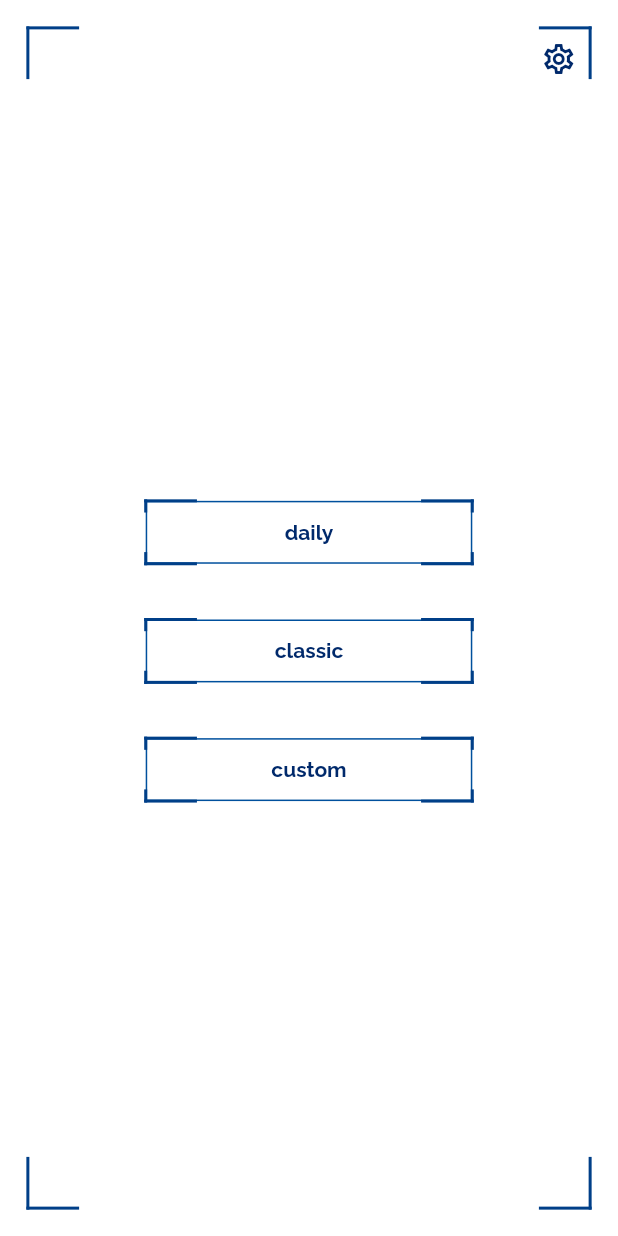
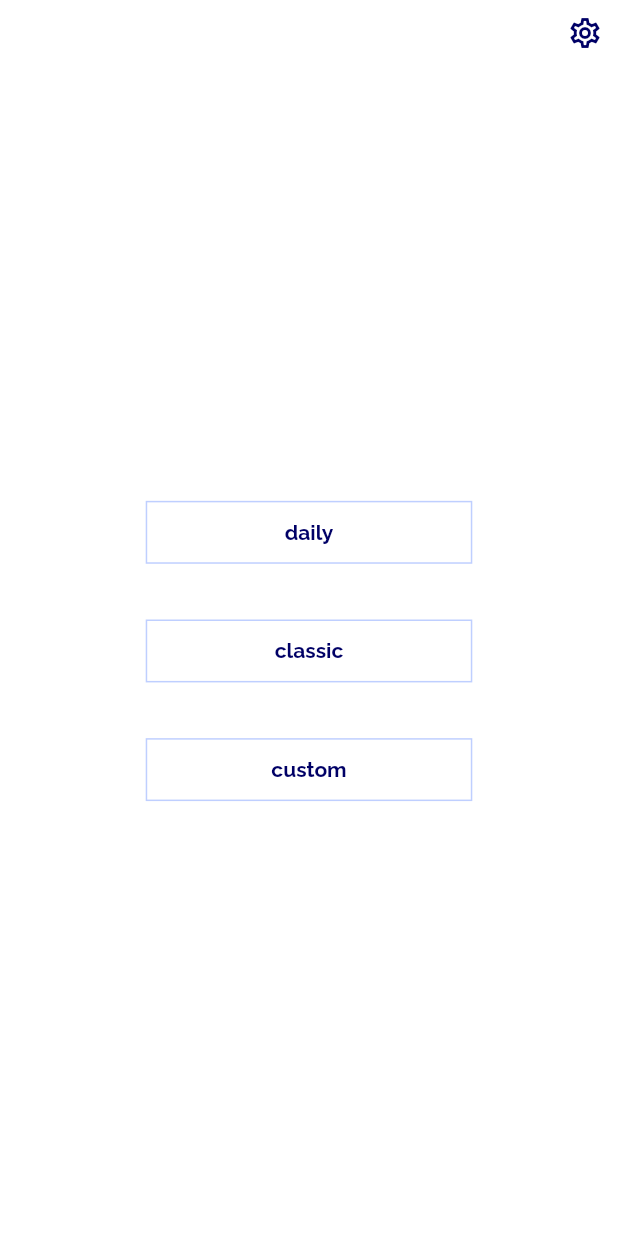
Before and after one commit to OlehRiepkin/stopat, a Flutter app: the screen it shows after launch, on a phone screen of 412 x 824 dp. Run offline on Flutter 3.47's test engine with Material 2 defaults, Android fonts, the phone set to English and light mode, and no system bars; our stand-ins replace easy_localization, flutter_riverpod, logger, shared_preferences.

Commit message:
remove frame

```diff
--- a/lib/theme/src/theme_data/theme_data.dart
+++ b/lib/theme/src/theme_data/theme_data.dart
@@ -6,26 +6,12 @@ class AllColors {
   static const white = Color(0xFFFFFFFF);
   static const black = Color(0xFF000000);
 
-  static const midnightBlue = Color(0xFF145DA0);
-  static const darkBlue = Color(0xFF0C2D48);
-  static const blue = Color(0xFF2E8BC0);
-  static const babyBlue = Color(0xFFB1D4E0);
+  static const darkPrimary = Color(0xFF00001e);
 
-  static const c0 = Color(0xFF03045E);
-  static const c1 = Color(0xFF023E8A);
-  static const c2 = Color(0xFF0077B6);
-  static const c3 = Color(0xFF0096C7);
-  static const c4 = Color(0xFF00B4D8);
-  static const c5 = Color(0xFF48CAE4);
-  static const c6 = Color(0xFF90E0EF);
-  static const c7 = Color(0xFFADE8F4);
-  static const c8 = Color(0xFFCAF0F8);
-
-  static const x0 = Color(0xFF00296B);
-  static const x1 = Color(0xFF003F88);
-  static const x2 = Color(0xFF00509D);
-  static const x3 = Color(0xFFFDC500);
-  static const x4 = Color(0xFFFFD500);
+  static const c0 = Color(0xFF000066);
+  static const c1 = Color(0xFF001247);
+  static const c2 = Color(0xFFbfcfff);
+  static const c3 = Color(0xFF809fff);
 }
 
 class AppThemeData {
@@ -33,13 +19,13 @@ class AppThemeData {
     return ThemeData.light().copyWith(
       extensions: <ThemeExtension<dynamic>>[
         const TCColors(
-          buttonText: AllColors.x0,
-          buttonBorder: AllColors.x2,
-          frame: AllColors.x1,
-          iconButton: AllColors.x0,
+          buttonText: AllColors.c0,
+          buttonBorder: AllColors.c2,
+          frame: AllColors.c1,
+          iconButton: AllColors.c0,
         ),
       ],
-      scaffoldBackgroundColor: AllColors.white,
+      scaffoldBackgroundColor: const Color(0xFFFFFFFF),
     );
   }
 
@@ -47,13 +33,13 @@ class AppThemeData {
     return ThemeData.dark().copyWith(
       extensions: <ThemeExtension<dynamic>>[
         const TCColors(
-          buttonText: AllColors.x3,
-          buttonBorder: AllColors.x1,
-          frame: AllColors.x4,
-          iconButton: AllColors.x2,
+          buttonText: AllColors.white,
+          buttonBorder: AllColors.white,
+          frame: AllColors.c3,
+          iconButton: AllColors.white,
         ),
       ],
-      scaffoldBackgroundColor: AllColors.black,
+      scaffoldBackgroundColor: AllColors.darkPrimary,
     );
   }
 }
--- a/lib/widgets/buttons/tc_button.dart
+++ b/lib/widgets/buttons/tc_button.dart
@@ -2,7 +2,6 @@ import 'package:flutter/material.dart';
 import 'package:stopat/theme/theme.dart';
 import 'package:stopat/utils/scale_helper/flutter_scale_helper.dart';
 import 'package:stopat/widgets/buttons/touchable_opacity.dart';
-import 'package:stopat/widgets/tc_frame.dart';
 
 class TCButton extends StatelessWidget {
   const TCButton({
@@ -20,6 +19,7 @@ class TCButton extends StatelessWidget {
 
   @override
   Widget build(BuildContext context) {
+    print('render button');
     final height = this.height.w(context);
     final width = this.width.w(context);
 
@@ -29,10 +29,6 @@ class TCButton extends StatelessWidget {
       child: TouchableOpacity(
         props: TouchableOpacityProps(
           onTap: onTap,
-          child: TCFrame(
-            color: TCColors.of(context).frame,
-            horizontalLineWidth: 32.w(context),
-            verticalLineHeight: 8.w(context),
           child: Container(
             margin: const EdgeInsets.all(1),
             decoration: BoxDecoration(
@@ -65,7 +61,6 @@ class TCButton extends StatelessWidget {
           ),
         ),
       ),
-      ),
     );
   }
 }
--- a/lib/widgets/tc_screen.dart
+++ b/lib/widgets/tc_screen.dart
@@ -18,12 +18,7 @@ class TCScreen extends StatelessWidget {
     final headerProps = this.headerProps;
 
     return Scaffold(
-      body: Padding(
-        padding: EdgeInsets.all(
-          16.w(context),
-        ),
-        child: TCFrame(
-          child: Column(
+      body: Column(
         children: [
           if (headerProps != null)
             TCScreenHeader(
@@ -34,8 +29,6 @@ class TCScreen extends StatelessWidget {
           ),
         ],
       ),
-        ),
-      ),
     );
   }
 }
```
Lines whose indentation alone changed are shown as unchanged.
